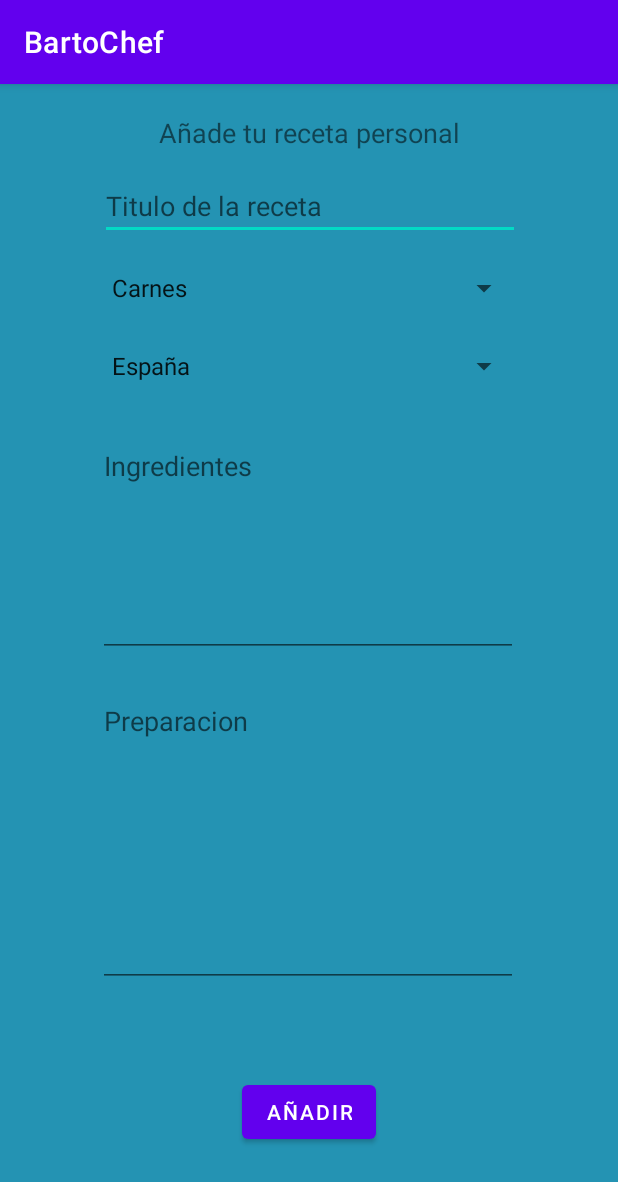
After one commit to gonzzalez13/BartoChefPrincipal, an Android app: the Anadir_Ficha screen opened directly, with no data from a screen before it, on a phone screen of 412 x 824 dp. The commit adds this screen. Shown: the top 1182 px of the screen. Run offline under Robolectric (Android 15) with nearby library versions, the light colour scheme and no system bars; 1 statement that could not run was skipped.

Commit message:
Ingreso de receta finalizado

```diff
--- a/src/main/AndroidManifest.xml
+++ b/src/main/AndroidManifest.xml
@@ -9,7 +9,8 @@
         android:roundIcon="@mipmap/ic_launcher_round"
         android:supportsRtl="true"
         android:theme="@style/Theme.BartoChef">
-        <activity android:name=".Registro"></activity>
+        <activity android:name=".Anadir_Ficha"></activity>
+        <activity android:name=".Registro" />
         <activity android:name=".InicioSesion" />
         <activity android:name=".Ficha_receta" />
         <activity android:name=".BusquedaElemtoGlobal" />
--- /dev/null
+++ b/src/main/java/com/example/bartochef/Anadir_Ficha.java
@@ -0,0 +1,111 @@
+package com.example.bartochef;
+
+import androidx.appcompat.app.AppCompatActivity;
+
+import android.content.ContentValues;
+import android.database.sqlite.SQLiteDatabase;
+import android.os.Bundle;
+import android.renderscript.Sampler;
+import android.view.View;
+import android.widget.ArrayAdapter;
+import android.widget.EditText;
+import android.widget.ListView;
+import android.widget.Spinner;
+import android.widget.TextView;
+
+public class Anadir_Ficha extends AppCompatActivity {
+
+    SQLiteDatabase db;
+    SQLiteHelper helper;
+    Spinner OpCategoria,OPNacinalidad;
+    EditText editTitulo,editingredientes,editpreparacion;
+    TextView alerta;
+    Usuario user;
+    String chef;
+    Boolean blanco;
+
+
+    @Override
+    protected void onCreate(Bundle savedInstanceState) {
+        super.onCreate(savedInstanceState);
+        setContentView(R.layout.activity_anadir__ficha);
+
+        user = (Usuario) getIntent().getSerializableExtra("Usuario");
+
+        OpCategoria =  findViewById(R.id.spinnerCategoria);
+        OPNacinalidad = findViewById(R.id.spinnerNacionalidad);
+        editTitulo = findViewById(R.id.editTitulo);
+        editingredientes = findViewById(R.id.editIngredientes);
+        editpreparacion = findViewById(R.id.editPreparacion);
+        alerta = findViewById(R.id.TxtAlerta);
+
+        ArrayAdapter<CharSequence> adapterCategoria = ArrayAdapter.createFromResource(this,R.array.opciones_Categoria, android.R.layout.simple_spinner_item);
+        ArrayAdapter<CharSequence> adapterNacionalidad = ArrayAdapter.createFromResource(this,R.array.opciones_Nacionalidad, android.R.layout.simple_spinner_item);
+        OpCategoria.setAdapter(adapterCategoria);
+        OPNacinalidad.setAdapter(adapterNacionalidad);
+        blanco=false;
+        chef = user.getUsername();
+
+
+
+    }
+
+    public void Insertar(View view) {
+
+        helper = new SQLiteHelper(this);
+
+        db = helper.getWritableDatabase();
+        blanco=false;
+        alerta.setText("");
+
+        String Titulo = editTitulo.getText().toString();
+        String Categoria = OpCategoria.getSelectedItem().toString();
+        String Nacionalidad = OPNacinalidad.getSelectedItem().toString();
+        String Ingredientes = editingredientes.getText().toString();
+        String Preparacion = editpreparacion.getText().toString();
+
+
+        if (editTitulo.getText().toString().trim().equalsIgnoreCase("")){
+            alerta.setText("Falta el titulo");
+            blanco = true;
+        }
+
+        if (editingredientes.getText().toString().trim().equalsIgnoreCase("")){
+            alerta.setText("Falta los ingredientes");
+            blanco = true;
+        }
+
+        if (editpreparacion.getText().toString().trim().equalsIgnoreCase("")){
+            alerta.setText("Falta los preparativos");
+            blanco = true;
+        }
+
+        if(blanco == true){
+
+        }else{
+            alerta.setText("");
+            ContentValues values = new ContentValues();
+
+            values.put(EstructuraBBDD.EstructuraRecta.COLUMN_NAME_NOMBRE,Titulo);
+            values.put(EstructuraBBDD.EstructuraRecta.COLUMN_NAME_CALORIAS,0);
+            values.put(EstructuraBBDD.EstructuraRecta.COLUMN_NAME_CATEGORIA,Categoria);
+            values.put(EstructuraBBDD.EstructuraRecta.COLUMN_NAME_CHEF,chef);
+            values.put(EstructuraBBDD.EstructuraRecta.COLUMN_NAME_NACIONALIDAD,Nacionalidad);
+            values.put(EstructuraBBDD.EstructuraRecta.COLUMN_NAME_INGREDIENTES,Ingredientes);
+            values.put(EstructuraBBDD.EstructuraRecta.COLUMN_NAME_PREPARACION,Preparacion);
+            values.put(EstructuraBBDD.EstructuraRecta.COLUMN_NAME_IMAGEN,R.drawable.comida);
+
+            db.insert(EstructuraBBDD.EstructuraRecta.TABLE_NAME_RECETAS,null,values);
+            db.close();
+
+            editTitulo.setText("");
+            editingredientes.setText("");
+            editpreparacion.setText("");
+
+
+        }
+
+
+
+    }
+}
--- /dev/null
+++ b/src/main/res/layout/activity_anadir__ficha.xml
@@ -0,0 +1,103 @@
+<?xml version="1.0" encoding="utf-8"?>
+<androidx.constraintlayout.widget.ConstraintLayout xmlns:android="http://schemas.android.com/apk/res/android"
+    xmlns:app="http://schemas.android.com/apk/res-auto"
+    xmlns:tools="http://schemas.android.com/tools"
+    android:layout_width="match_parent"
+    android:layout_height="match_parent"
+    android:background="@drawable/fondo"
+    tools:context=".Anadir_Ficha">
+
+    <TextView
+        android:id="@+id/TxtAñadir"
+        android:layout_width="wrap_content"
+        android:layout_height="wrap_content"
+        android:text="Añade tu receta personal"
+        android:textSize="18sp"
+        app:layout_constraintBottom_toTopOf="@+id/editTitulo"
+        app:layout_constraintEnd_toEndOf="parent"
+        app:layout_constraintStart_toStartOf="parent"
+        app:layout_constraintTop_toTopOf="parent" />
+
+    <EditText
+        android:id="@+id/editTitulo"
+        android:layout_width="280dp"
+        android:layout_height="40dp"
+        android:layout_marginTop="64dp"
+        android:ems="10"
+        android:hint="Titulo de la receta"
+        android:inputType="textPersonName"
+        app:layout_constraintEnd_toEndOf="parent"
+        app:layout_constraintHorizontal_bias="0.503"
+        app:layout_constraintStart_toStartOf="parent"
+        app:layout_constraintTop_toTopOf="parent" />
+
+    <Spinner
+        android:id="@+id/spinnerCategoria"
+        android:layout_width="280dp"
+        android:layout_height="wrap_content"
+        android:layout_marginTop="20dp"
+        app:layout_constraintEnd_toEndOf="parent"
+        app:layout_constraintHorizontal_bias="0.503"
+        app:layout_constraintStart_toStartOf="parent"
+        app:layout_constraintTop_toBottomOf="@+id/editTitulo" />
+
+    <Spinner
+        android:id="@+id/spinnerNacionalidad"
+        android:layout_width="280dp"
+        android:layout_height="wrap_content"
+        android:layout_marginTop="28dp"
+        app:layout_constraintEnd_toEndOf="parent"
+        app:layout_constraintHorizontal_bias="0.503"
+        app:layout_constraintStart_toStartOf="parent"
+        app:layout_constraintTop_toBottomOf="@+id/spinnerCategoria" />
+
+    <EditText
+        android:id="@+id/editIngredientes"
+        android:layout_width="280dp"
+        android:layout_height="150dp"
+        android:layout_marginTop="32dp"
+        android:ems="10"
+        android:gravity="start|top"
+        android:hint="Ingredientes"
+        android:inputType="textMultiLine"
+        app:layout_constraintEnd_toEndOf="parent"
+        app:layout_constraintHorizontal_bias="0.496"
+        app:layout_constraintStart_toStartOf="parent"
+        app:layout_constraintTop_toBottomOf="@+id/spinnerNacionalidad" />
+
+    <EditText
+        android:id="@+id/editPreparacion"
+        android:layout_width="280dp"
+        android:layout_height="200dp"
+        android:layout_marginTop="20dp"
+        android:ems="10"
+        android:gravity="start|top"
+        android:hint="Preparacion"
+        android:inputType="textMultiLine"
+        app:layout_constraintEnd_toEndOf="parent"
+        app:layout_constraintHorizontal_bias="0.496"
+        app:layout_constraintStart_toStartOf="parent"
+        app:layout_constraintTop_toBottomOf="@+id/editIngredientes" />
+
+    <TextView
+        android:id="@+id/TxtAlerta"
+        android:layout_width="wrap_content"
+        android:layout_height="wrap_content"
+        android:background="#EF0000"
+        android:textSize="18sp"
+        app:layout_constraintBottom_toTopOf="@+id/btnAñadir"
+        app:layout_constraintEnd_toEndOf="parent"
+        app:layout_constraintStart_toStartOf="parent"
+        app:layout_constraintTop_toBottomOf="@+id/editPreparacion" />
+
+    <Button
+        android:id="@+id/btnAñadir"
+        android:layout_width="wrap_content"
+        android:layout_height="wrap_content"
+        android:text="Añadir"
+        app:layout_constraintBottom_toBottomOf="parent"
+        app:layout_constraintEnd_toEndOf="parent"
+        app:layout_constraintStart_toStartOf="parent"
+        app:layout_constraintTop_toBottomOf="@+id/editPreparacion"
+        android:onClick="Insertar"/>
+</androidx.constraintlayout.widget.ConstraintLayout>
--- /dev/null
+++ b/src/main/res/values/Categoria_Array.xml
@@ -0,0 +1,15 @@
+<?xml version="1.0" encoding="utf-8"?>
+<resources>
+    <string-array name="opciones_Categoria">
+        <item>Carnes</item>
+        <item>Pescados</item>
+        <item>Vegetarianos</item>
+        <item>Pasta</item>
+        <item>Arroces</item>
+        <item>Postre</item>
+        <item>Sopas</item>
+        <item>Legumbres</item>
+    </string-array>
+
+
+</resources>
--- /dev/null
+++ b/src/main/res/values/Nacionalidad_Array.xml
@@ -0,0 +1,14 @@
+<?xml version="1.0" encoding="utf-8"?>
+<resources>
+
+    <string-array name="opciones_Nacionalidad">
+        <item>España</item>
+        <item>EEUU</item>
+        <item>Japon</item>
+        <item>Italia</item>
+        <item>China</item>
+        <item>Francia</item>
+        <item>Reino unido</item>
+        <item>Turquia</item>
+    </string-array>
+</resources>
```
Also changed, not shown: src/main/java/com/example/bartochef/MainActivity.java (+15 -0 lines), src/main/java/com/example/bartochef/Perfil.java (+11 -1 lines), src/main/java/com/example/bartochef/Registro.java (+6 -7 lines), src/main/res/layout/activity_perfil.xml (+11 -1 lines), src/main/res/drawable/chef.jpg (added), src/main/res/drawable/comida.jpg (added).
